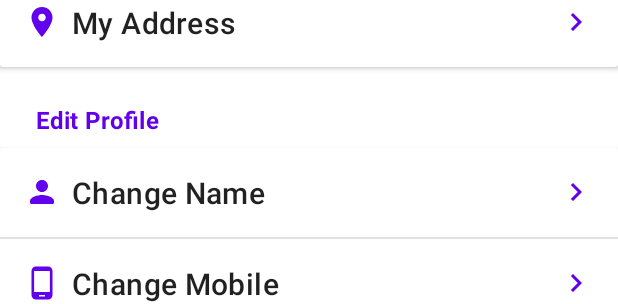
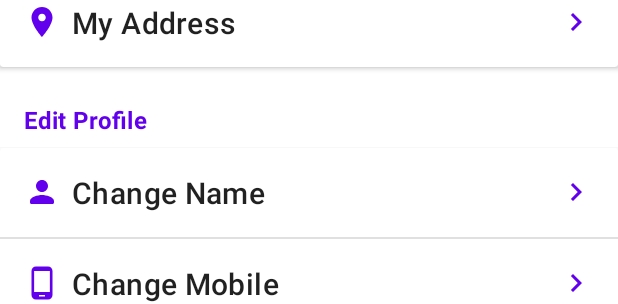
Before and after one commit to monish-krishna/Furn-Land, an Android app: the layout fragment_profile.xml on its own in the app's theme, with its tools: preview values and no code run, on a phone screen of 412 x 824 dp. Shown: the part 579-883 px from the top of the screen. Run offline under Robolectric (Android 15) with nearby library versions, the phone set to English and light mode, and no system bars.

Commit message:
Aligned "Edit Profile" with icons.

```diff
--- a/app/src/main/res/layout/fragment_profile.xml
+++ b/app/src/main/res/layout/fragment_profile.xml
@@ -185,7 +185,8 @@
                 android:layout_width="match_parent"
                 android:layout_height="wrap_content"
                 android:layout_margin="@dimen/margin_small"
-                android:padding="@dimen/padding_small"
+                android:paddingTop="@dimen/padding_small"
+                android:paddingBottom="@dimen/padding_small"
                 android:text="@string/edit_profile"
                 android:textAppearance="@style/TextAppearance.MaterialComponents.Subtitle1"
                 android:textStyle="bold"
```
